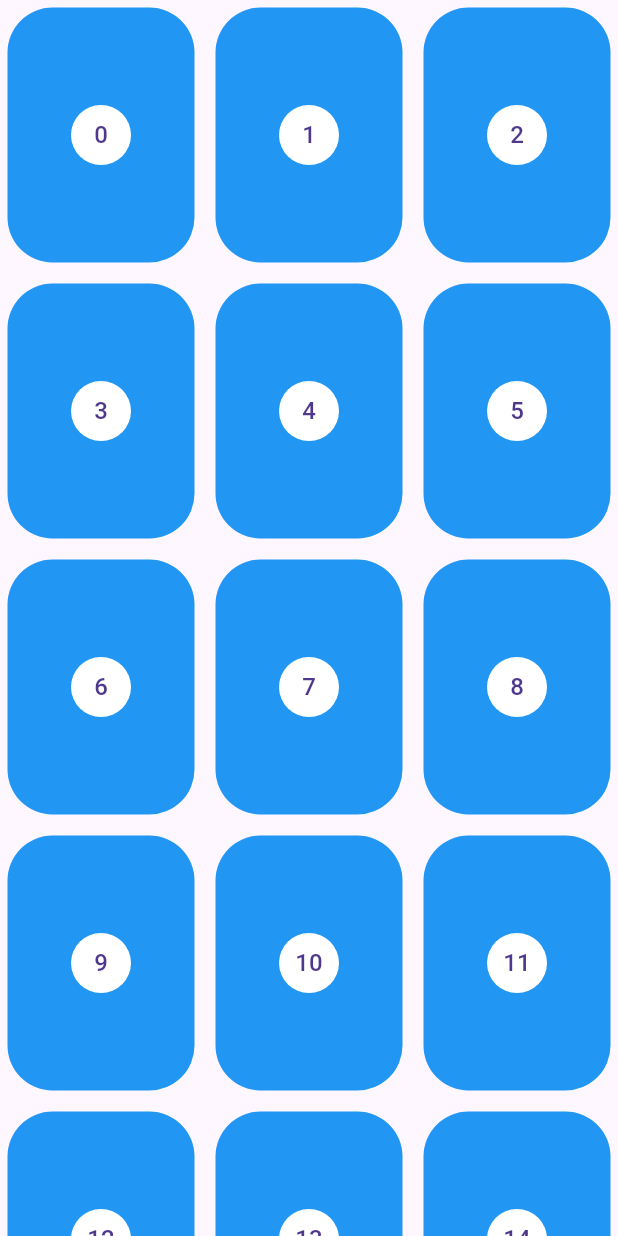
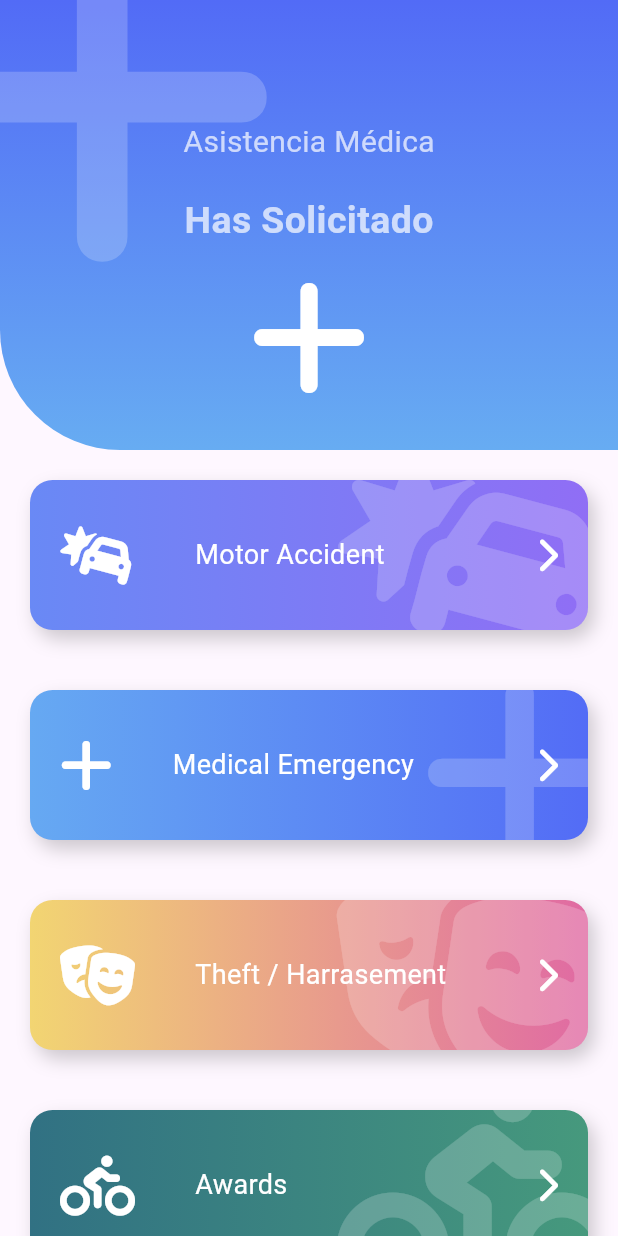
Before and after one commit to msilvabo/FlutterDesignWidgets, a Flutter app: the screen it shows after launch, on a phone screen of 412 x 824 dp. Run offline on Flutter 3.47's test engine with Material 3 defaults, Android fonts, the phone set to English and light mode, and no system bars; our stand-ins replace flutter_svg, font_awesome_flutter.

Commit message:
Seccion 7 - Boton Gordo y nuestro IconHeader

```diff
--- a/lib/main.dart
+++ b/lib/main.dart
@@ -4,7 +4,9 @@
 // import 'package:design_app/scr/labs/slideshow_page.dart';
 // import 'package:design_app/scr/pages/animations_page.dart';
 // import 'package:design_app/scr/pages/headers_page.dart';
+import 'package:design_app/scr/pages/emergency_page.dart';
 import 'package:design_app/scr/pages/pinteres_page.dart';
+// import 'package:design_app/scr/pages/pinteres_page.dart';
 // import 'package:design_app/scr/pages/slideshow_page.dart';
 import 'package:flutter/material.dart';
 
@@ -20,7 +22,8 @@ class MyApp extends StatelessWidget {
     return MaterialApp(
       debugShowCheckedModeBanner: false,
       title: 'Designs App',
-      home: PinteresPage()
+      home: EmergencyPage()
+      // home: PinteresPage(),
     );
   }
 }
--- /dev/null
+++ b/lib/scr/pages/emergency_page.dart
@@ -0,0 +1,138 @@
+import 'package:design_app/scr/widgets/big_header.dart';
+import 'package:design_app/scr/widgets/boton.dart';
+import 'package:design_app/scr/widgets/headers.dart';
+import 'package:flutter/material.dart';
+import 'package:font_awesome_flutter/font_awesome_flutter.dart';
+
+class ItemBoton {
+  final IconData icon;
+  final String texto;
+  final Color color1;
+  final Color color2;
+
+  ItemBoton(this.icon, this.texto, this.color1, this.color2);
+}
+
+class EmergencyPage extends StatelessWidget {
+  const EmergencyPage({super.key});
+
+  @override
+  Widget build(BuildContext context) {
+    final items = <ItemBoton>[
+      new ItemBoton(
+        FontAwesomeIcons.carCrash,
+        'Motor Accident',
+        Color(0xff6989F5),
+        Color(0xff906EF5),
+      ),
+      new ItemBoton(
+        FontAwesomeIcons.plus,
+        'Medical Emergency',
+        Color(0xff66A9F2),
+        Color(0xff536CF6),
+      ),
+      new ItemBoton(
+        FontAwesomeIcons.theaterMasks,
+        'Theft / Harrasement',
+        Color(0xffF2D572),
+        Color(0xffE06AA3),
+      ),
+      new ItemBoton(
+        FontAwesomeIcons.biking,
+        'Awards',
+        Color(0xff317183),
+        Color(0xff46997D),
+      ),
+      new ItemBoton(
+        FontAwesomeIcons.carCrash,
+        'Motor Accident',
+        Color(0xff6989F5),
+        Color(0xff906EF5),
+      ),
+      new ItemBoton(
+        FontAwesomeIcons.plus,
+        'Medical Emergency',
+        Color(0xff66A9F2),
+        Color(0xff536CF6),
+      ),
+      new ItemBoton(
+        FontAwesomeIcons.theaterMasks,
+        'Theft / Harrasement',
+        Color(0xffF2D572),
+        Color(0xffE06AA3),
+      ),
+      new ItemBoton(
+        FontAwesomeIcons.biking,
+        'Awards',
+        Color(0xff317183),
+        Color(0xff46997D),
+      ),
+      new ItemBoton(
+        FontAwesomeIcons.carCrash,
+        'Motor Accident',
+        Color(0xff6989F5),
+        Color(0xff906EF5),
+      ),
+      new ItemBoton(
+        FontAwesomeIcons.plus,
+        'Medical Emergency',
+        Color(0xff66A9F2),
+        Color(0xff536CF6),
+      ),
+      new ItemBoton(
+        FontAwesomeIcons.theaterMasks,
+        'Theft / Harrasement',
+        Color(0xffF2D572),
+        Color(0xffE06AA3),
+      ),
+      new ItemBoton(
+        FontAwesomeIcons.biking,
+        'Awards',
+        Color(0xff317183),
+        Color(0xff46997D),
+      ),
+    ];
+
+     List<Widget> itemMap = items.map((e) => Boton(icon: e.icon,texto: e.texto,color1: e.color1,color2:e.color2)).toList();
+
+    return Scaffold(
+      body: Stack(
+        children: [
+          Container(
+            margin: EdgeInsets.only(top: 300),
+            child: ListView(children: itemMap,),
+            // child: ListView(children: <Widget>[
+            //   Boton(
+            //   icon: FontAwesomeIcons.carBurst,
+            //   texto: 'Motor Accident',
+            //   color1: Color(0xff6989F5),
+            //   color2:  Color(0xff906EF5),
+            // )]),
+          ),
+          IconHeader(
+            icon: FontAwesomeIcons.plus,
+            titulo: 'Asistencia Médica',
+            subtitulo: 'Has Solicitado',
+            color1: Color(0xff526BF6),
+            color2: Color(0xff67ACF2),
+          ),
+        ],
+      ),
+    );
+  }
+}
+
+class PageHeader extends StatelessWidget {
+  const PageHeader({super.key});
+
+  @override
+  Widget build(BuildContext context) {
+    return IconHeader(
+      icon: FontAwesomeIcons.plus,
+      titulo: 'Has Solicitado',
+      subtitulo: 'Atencion Medica',
+      color1: Color(0xff526BF6),
+      color2: Color(0xff67ACF2),
+    );
+  }
+}
--- /dev/null
+++ b/lib/scr/widgets/big_header.dart
@@ -0,0 +1,75 @@
+import 'package:flutter/material.dart';
+import 'package:font_awesome_flutter/font_awesome_flutter.dart';
+
+class IconHeader extends StatelessWidget {
+  final IconData icon;
+  final String titulo;
+  final String subtitulo;
+  final Color color1;
+  final Color color2;
+
+  const IconHeader({super.key, required this.icon, required this.titulo, required this.subtitulo, this.color1 = Colors.grey, this.color2 = Colors.blueGrey});
+
+  @override
+  Widget build(BuildContext context) {
+    final Color colorBlanco = Colors.white.withValues(alpha: 0.7);
+
+    return Stack(
+      children: <Widget>[
+        _IconHeaderBackground(color1: color1, color2: color2),
+        Positioned(
+          left: -50,
+          top: -70,
+          child: FaIcon(
+            icon,
+            size: 270,
+            color: Colors.white.withValues(alpha: 0.2),
+          ),
+        ),
+        Column(
+          children: <Widget>[
+            SizedBox(height: 80, width: double.infinity),
+            Text(
+              titulo,
+              style: TextStyle(fontSize: 20, color: colorBlanco),
+            ),
+            SizedBox(height: 20),
+            Text(
+              subtitulo,
+              style: TextStyle(
+                fontSize: 25,
+                color: colorBlanco,
+                fontWeight: FontWeight.bold,
+              ),
+            ),
+            SizedBox(height: 15),
+            FaIcon(icon, size: 90, color: Colors.white),
+          ],
+        ),
+      ],
+    );
+  }
+}
+
+class _IconHeaderBackground extends StatelessWidget {
+  final Color color1;
+  final Color color2;
+  const _IconHeaderBackground({super.key, required this.color1, required this.color2});
+
+  @override
+  Widget build(BuildContext context) {
+    return Container(
+      width: double.infinity,
+      height: 300,
+      decoration: BoxDecoration(
+        borderRadius: BorderRadius.only(bottomLeft: Radius.circular(80)),
+        gradient: LinearGradient(
+          begin: Alignment.topCenter,
+          end: Alignment.bottomCenter,
+          colors: <Color>[color1, color2],
+          // colors: <Color>[Color(0xff526BF6), Color(0xff67ACF2)],
+        ),
+      ),
+    );
+  }
+}
--- /dev/null
+++ b/lib/scr/widgets/boton.dart
@@ -0,0 +1,88 @@
+import 'package:flutter/material.dart';
+import 'package:font_awesome_flutter/font_awesome_flutter.dart';
+
+class Boton extends StatelessWidget {
+  final IconData icon;
+  final String texto;
+  final Color color1;
+  final Color color2;
+  const Boton({
+    super.key,
+    required this.icon,
+    required this.texto,
+    required this.color1,
+    required this.color2,
+  });
+
+  @override
+  Widget build(BuildContext context) {
+    return Stack(
+      children: <Widget>[
+        _BotonBackground(icon: icon, color1: color1,color2:color2),
+        Row(
+          mainAxisAlignment: MainAxisAlignment.center,
+          children: <Widget>[
+            SizedBox(height: 140, width: 40),
+            FaIcon(icon, color: Colors.white, size: 40),
+            SizedBox(width: 40),
+            Expanded(
+              child: Text(
+                texto,
+                style: TextStyle(color: Colors.white, fontSize: 18),
+              ),
+            ),
+            FaIcon(FontAwesomeIcons.chevronRight, color: Colors.white),
+            SizedBox(width: 40),
+          ],
+        ),
+      ],
+    );
+  }
+}
+
+class _BotonBackground extends StatelessWidget {
+  final IconData icon;
+  final Color color1;
+  final Color color2;
+  _BotonBackground({required this.icon, required this.color1, required this.color2});
+
+  @override
+  Widget build(BuildContext context) {
+    return Container(
+      width: double.infinity,
+      height: 100,
+      margin: EdgeInsets.all(20),
+      decoration: BoxDecoration(
+        // color: Colors.red,
+        boxShadow: <BoxShadow>[
+          BoxShadow(
+            color: Colors.black.withAlpha(50),
+            offset: Offset(4, 6),
+            blurRadius: 10,
+          ),
+        ],
+        borderRadius: BorderRadius.circular(15),
+        gradient: LinearGradient(
+          colors: <Color>[color1, color2],
+          // colors: <Color>[Color(0xff6989F5), Color(0xff906EF5)],
+        ),
+      ),
+      child: ClipRRect(
+        borderRadius: BorderRadius.circular(15),
+        child: Stack(
+          children: <Widget>[
+            Positioned(
+              right: -20,
+              top: -20,
+              child: FaIcon(
+                icon,
+                size: 150,
+                color: Colors.white.withValues(alpha: 0.2),
+              ),
+            ),
+          ],
+        ),
+      ),
+    );
+  }
+}
--- a/pubspec.yaml
+++ b/pubspec.yaml
@@ -38,6 +38,7 @@ dependencies:
   flutter_svg: ^2.1.0
   provider: ^6.1.5
   flutter_staggered_grid_view: ^0.7.0
+  font_awesome_flutter: ^10.8.0
 
 dev_dependencies:
   flutter_test:
```
Also changed, not shown: pubspec.lock.
